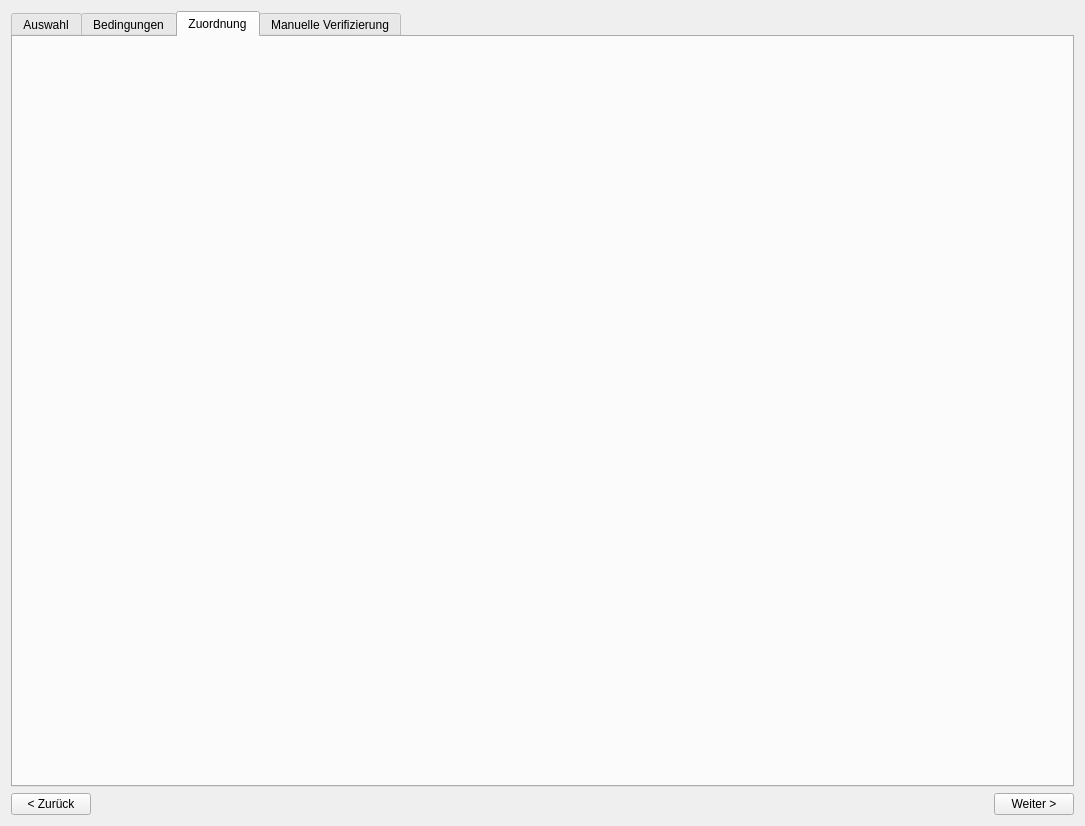
Old version of the form dataimportdialog.ui in the repository TecStylos/MMJODB.
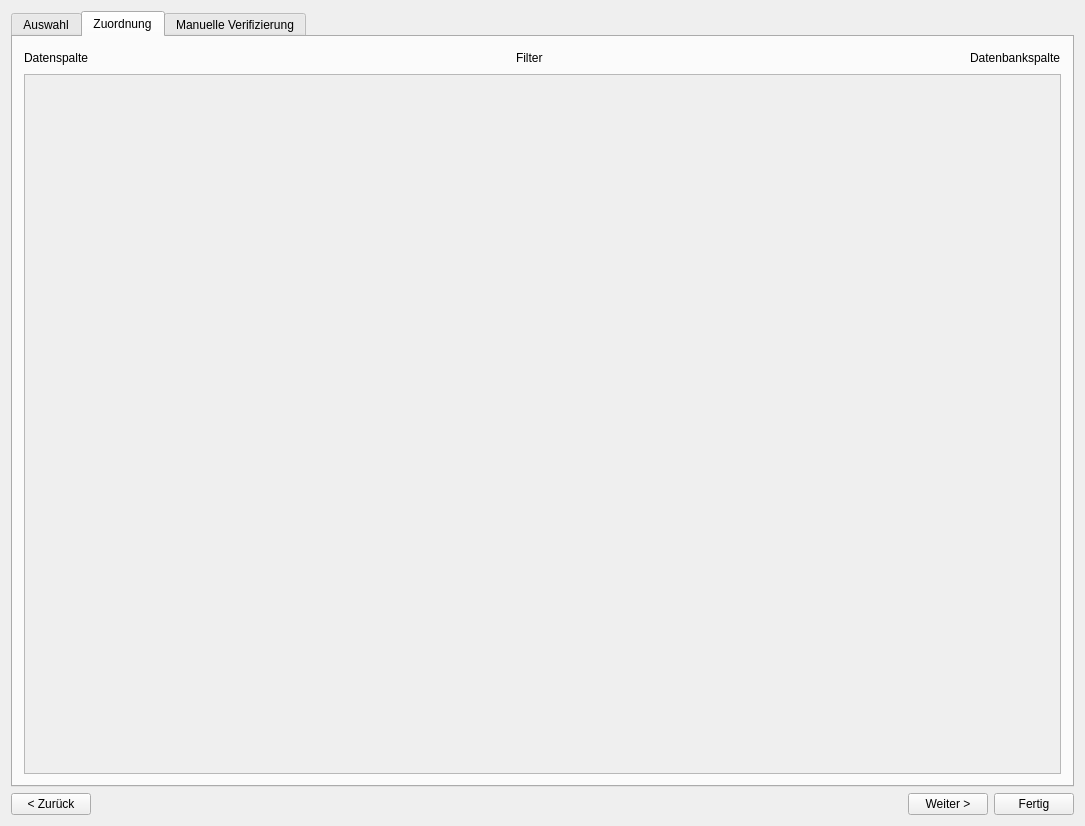
New version of the form. The open tabs and pages were chosen to show the change.

Commit message: Began implementing data import column mapping

Patch:
```diff
--- a/dataimportdialog.ui
+++ b/dataimportdialog.ui
@@ -166,15 +166,97 @@
        </item>
       </layout>
      </widget>
-     <widget class="QWidget" name="tabConstraints">
-      <attribute name="title">
-       <string>Bedingungen</string>
-      </attribute>
-     </widget>
      <widget class="QWidget" name="tabMapping">
       <attribute name="title">
        <string>Zuordnung</string>
       </attribute>
+      <layout class="QGridLayout" name="gridLayout_5">
+       <item row="1" column="0">
+        <widget class="QScrollArea" name="scrollArea">
+         <property name="horizontalScrollBarPolicy">
+          <enum>Qt::ScrollBarPolicy::ScrollBarAlwaysOff</enum>
+         </property>
+         <property name="widgetResizable">
+          <bool>true</bool>
+         </property>
+         <widget class="QWidget" name="scrollAreaWidgetContents">
+          <property name="geometry">
+           <rect>
+            <x>0</x>
+            <y>0</y>
+            <width>1043</width>
+            <height>698</height>
+           </rect>
+          </property>
+          <layout class="QGridLayout" name="gridLayout_6">
+           <item row="1" column="0">
+            <layout class="QVBoxLayout" name="layoutColumnMappings"/>
+           </item>
+          </layout>
+         </widget>
+        </widget>
+       </item>
+       <item row="0" column="0">
+        <layout class="QHBoxLayout" name="horizontalLayout_6">
+         <item>
+          <widget class="QLabel" name="label_2">
+           <property name="text">
+            <string>Datenspalte</string>
+           </property>
+           <property name="alignment">
+            <set>Qt::AlignmentFlag::AlignLeading|Qt::AlignmentFlag::AlignLeft|Qt::AlignmentFlag::AlignVCenter</set>
+           </property>
+          </widget>
+         </item>
+         <item>
+          <spacer name="horizontalSpacer_6">
+           <property name="orientation">
+            <enum>Qt::Orientation::Horizontal</enum>
+           </property>
+           <property name="sizeHint" stdset="0">
+            <size>
+             <width>40</width>
+             <height>20</height>
+            </size>
+           </property>
+          </spacer>
+         </item>
+         <item>
+          <widget class="QLabel" name="label">
+           <property name="text">
+            <string>Filter</string>
+           </property>
+           <property name="alignment">
+            <set>Qt::AlignmentFlag::AlignLeading|Qt::AlignmentFlag::AlignLeft|Qt::AlignmentFlag::AlignVCenter</set>
+           </property>
+          </widget>
+         </item>
+         <item>
+          <spacer name="horizontalSpacer_5">
+           <property name="orientation">
+            <enum>Qt::Orientation::Horizontal</enum>
+           </property>
+           <property name="sizeHint" stdset="0">
+            <size>
+             <width>40</width>
+             <height>20</height>
+            </size>
+           </property>
+          </spacer>
+         </item>
+         <item>
+          <widget class="QLabel" name="label_3">
+           <property name="text">
+            <string>Datenbankspalte</string>
+           </property>
+           <property name="alignment">
+            <set>Qt::AlignmentFlag::AlignLeading|Qt::AlignmentFlag::AlignLeft|Qt::AlignmentFlag::AlignVCenter</set>
+           </property>
+          </widget>
+         </item>
+        </layout>
+       </item>
+      </layout>
      </widget>
      <widget class="QWidget" name="tabManualVerification">
       <attribute name="title">
@@ -212,6 +294,13 @@
        </property>
       </widget>
      </item>
+     <item>
+      <widget class="QPushButton" name="buttonDone">
+       <property name="text">
+        <string>Fertig</string>
+       </property>
+      </widget>
+     </item>
     </layout>
    </item>
   </layout>
```
Left out of the diff: 2 changed lines with no effect on the pictures. The commit also changes 12 other files.
